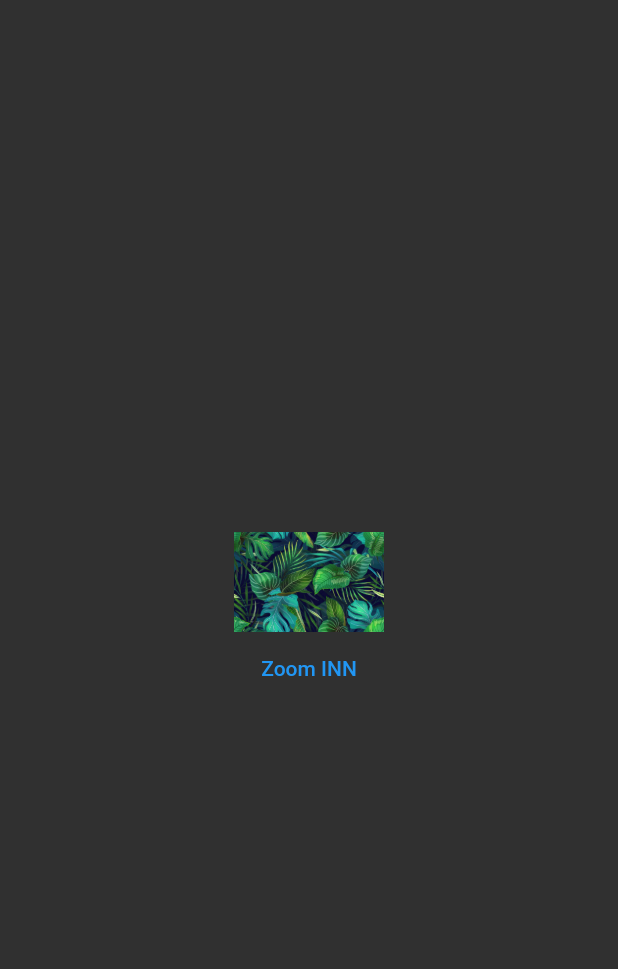
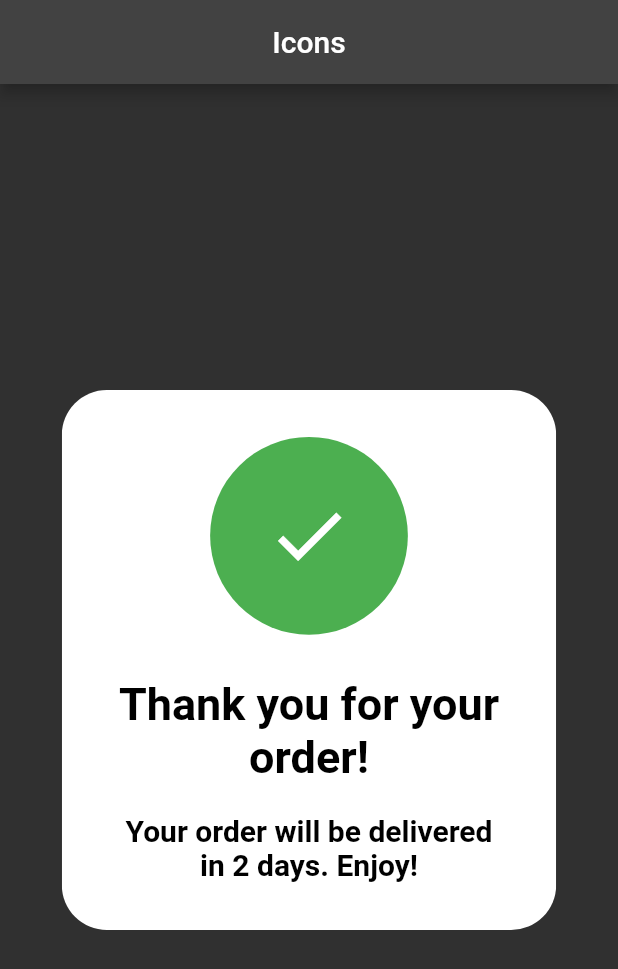
Before and after one commit to NouzNoushad/animations_and_custompaints, a Flutter app: the screen it shows after launch, on a phone screen of 412 x 824 dp. Shown: the top 969 px of the screen. Run offline on Flutter 3.47's test engine with Material 2 defaults, Android fonts, the phone set to English and light mode, and no system bars.

Commit message:
3d drawer, prompt and color animation

```diff
--- /dev/null
+++ b/lib/animated_prompt.dart
@@ -0,0 +1,149 @@
+import 'package:flutter/material.dart';
+
+class AnimatedPrompt extends StatefulWidget {
+  const AnimatedPrompt({super.key});
+
+  @override
+  State<AnimatedPrompt> createState() => _AnimatedPromptState();
+}
+
+class _AnimatedPromptState extends State<AnimatedPrompt> {
+  @override
+  Widget build(BuildContext context) {
+    return Scaffold(
+      appBar: AppBar(
+        title: const Text('Icons'),
+        centerTitle: true,
+      ),
+      body: const Center(
+        child: AnimatedWidget(
+            subTitle: 'Your order will be delivered in 2 days. Enjoy!',
+            title: 'Thank you for your order!',
+            child: Icon(Icons.check)),
+      ),
+    );
+  }
+}
+
+class AnimatedWidget extends StatefulWidget {
+  final String title;
+  final String subTitle;
+  final Widget child;
+  const AnimatedWidget(
+      {super.key,
+      required this.child,
+      required this.subTitle,
+      required this.title});
+
+  @override
+  State<AnimatedWidget> createState() => _AnimatedWidgetState();
+}
+
+class _AnimatedWidgetState extends State<AnimatedWidget>
+    with SingleTickerProviderStateMixin {
+  late AnimationController _controller;
+  late Animation<double> _iconScaleAnimation;
+  late Animation<double> _containerScaleAnimation;
+  late Animation<Offset> _yAnimation;
+
+  @override
+  void initState() {
+    _controller =
+        AnimationController(vsync: this, duration: const Duration(seconds: 1));
+    _yAnimation = Tween<Offset>(
+            begin: const Offset(0, 0), end: const Offset(0, -0.23))
+        .animate(CurvedAnimation(parent: _controller, curve: Curves.easeInOut));
+    _iconScaleAnimation = Tween<double>(begin: 7, end: 6)
+        .animate(CurvedAnimation(parent: _controller, curve: Curves.easeInOut));
+    _containerScaleAnimation = Tween<double>(begin: 2.0, end: 0.4)
+        .animate(CurvedAnimation(parent: _controller, curve: Curves.bounceOut));
+    super.initState();
+  }
+
+  @override
+  void dispose() {
+    _controller.dispose();
+    super.dispose();
+  }
+
+  @override
+  Widget build(BuildContext context) {
+    _controller
+      ..reset()
+      ..forward();
+    return ClipRRect(
+      borderRadius: BorderRadius.circular(30),
+      child: Container(
+        decoration: BoxDecoration(
+            color: Colors.white,
+            borderRadius: BorderRadius.circular(20),
+            boxShadow: [
+              BoxShadow(
+                color: Colors.black.withOpacity(0.2),
+                spreadRadius: 5,
+                blurRadius: 7,
+                offset: const Offset(0, 3),
+              )
+            ]),
+        child: ConstrainedBox(
+          constraints: BoxConstraints(
+            minWidth: 100,
+            minHeight: 100,
+            maxHeight: MediaQuery.of(context).size.height * 0.8,
+            maxWidth: MediaQuery.of(context).size.width * 0.8,
+          ),
+          child: Stack(
+            children: [
+              Padding(
+                padding: const EdgeInsets.all(32.0),
+                child: Column(mainAxisSize: MainAxisSize.min, children: [
+                  const SizedBox(
+                    height: 160,
+                  ),
+                  Text(
+                    widget.title,
+                    textAlign: TextAlign.center,
+                    style: const TextStyle(
+                      fontSize: 30,
+                      fontWeight: FontWeight.bold,
+                      color: Colors.black,
+                    ),
+                  ),
+                  const SizedBox(
+                    height: 20,
+                  ),
+                  Text(
+                    widget.subTitle,
+                    textAlign: TextAlign.center,
+                    style: const TextStyle(
+                      fontSize: 20,
+                      fontWeight: FontWeight.bold,
+                      color: Colors.black,
+                    ),
+                  ),
+                ]),
+              ),
+              Positioned.fill(
+                  child: SlideTransition(
+                position: _yAnimation,
+                child: ScaleTransition(
+                  scale: _containerScaleAnimation,
+                  child: Container(
+                    decoration: const BoxDecoration(
+                      shape: BoxShape.circle,
+                      color: Colors.green,
+                    ),
+                    child: ScaleTransition(
+                      scale: _iconScaleAnimation,
+                      child: widget.child,
+                    ),
+                  ),
+                ),
+              )),
+            ],
+          ),
+        ),
+      ),
+    );
+  }
+}
--- a/lib/main.dart
+++ b/lib/main.dart
@@ -1,7 +1,7 @@
 import 'dart:math';
 
 import 'package:flutter/material.dart';
-import 'package:flutter_animations/implicit_animation.dart';
+import 'package:flutter_animations/animated_prompt.dart';
 
 void main() {
   runApp(const MyApp());
@@ -15,7 +15,7 @@ class MyApp extends StatelessWidget {
     return MaterialApp(
       theme: ThemeData.dark(),
       debugShowCheckedModeBanner: false,
-      home: const ImplicitAnimations(),
+      home: const AnimatedPrompt(),
     );
   }
 }
```
Also changed, not shown: lib/3d_drawer.dart (added, +122 -0 lines), lib/color_animation.dart (added, +67 -0 lines).
